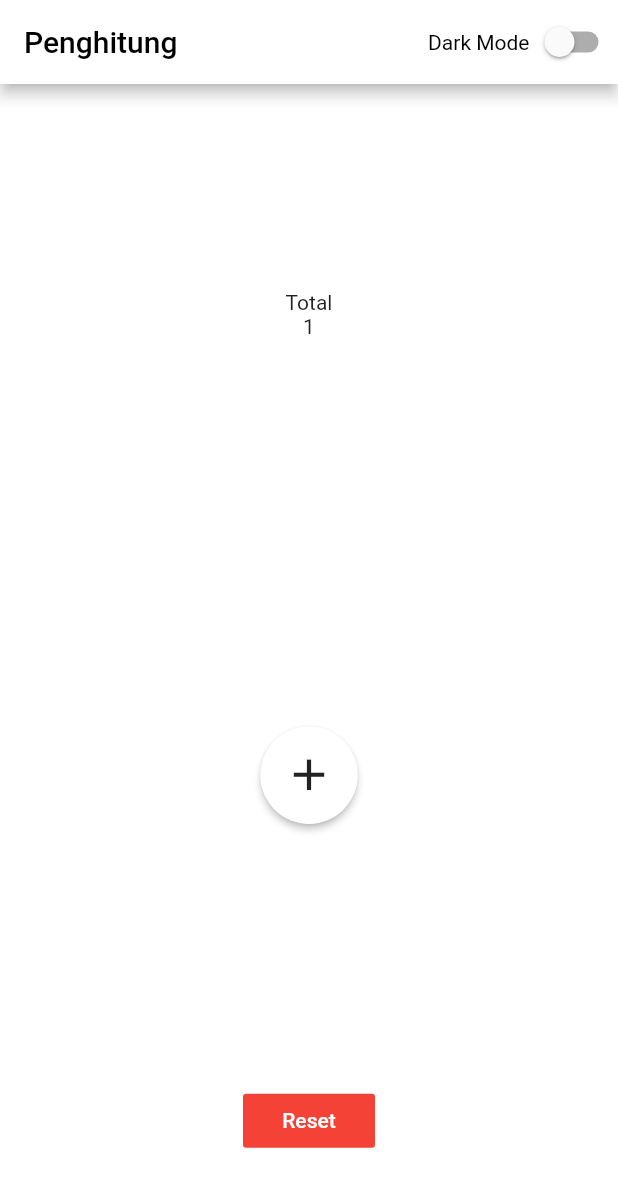
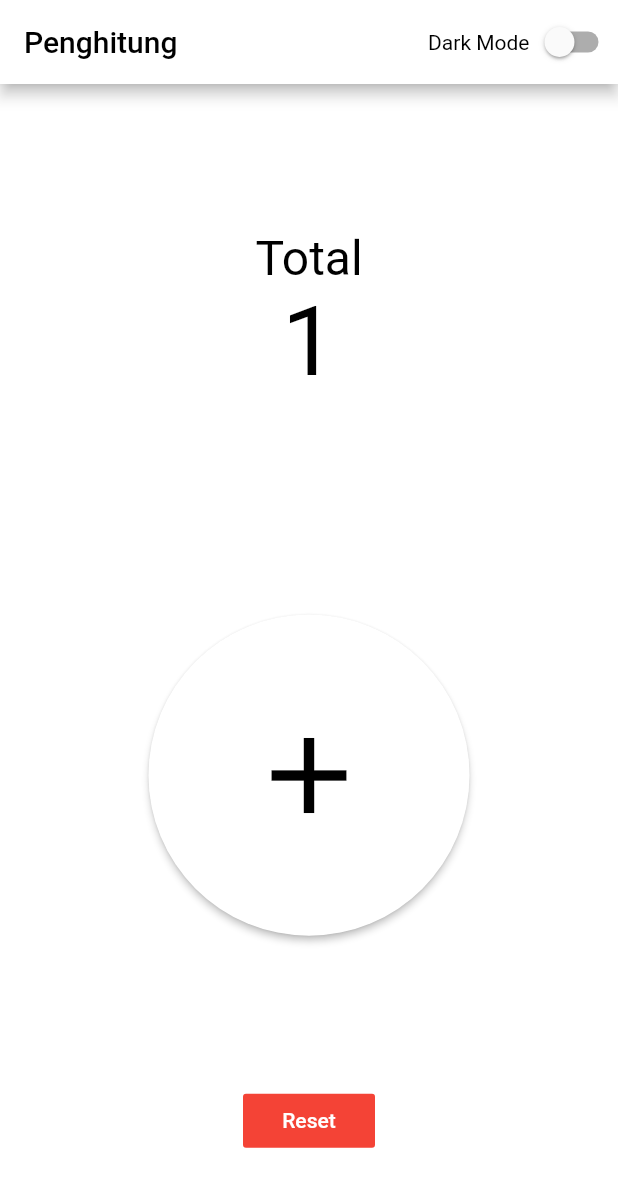
Before and after one commit to owndigitaldev/Penghitung, a Flutter app: the screen it shows after launch, after a tap on the "add" icon, on a phone screen of 412 x 824 dp. Shown: the top 1187 px of the screen. Run offline on Flutter 3.47's test engine with Material 2 defaults, Android fonts, the phone set to English and light mode, and no system bars.

Commit message:
Release V1

```diff
--- a/lib/home_page.dart
+++ b/lib/home_page.dart
@@ -6,12 +6,45 @@ class HomePage extends StatefulWidget {
 }
 
 class _HomePageState extends State<HomePage> {
-  bool _isDarkMode = false;
-  int _count = 0;
+  bool _isDarkMode;
+
+  int _count;
+  GlobalKey<ScaffoldState> _scaffoldKey;
+
+  void _addCount({Function function}) {
+    setState(() {
+      _count++;
+    });
+
+    if (_count % 100 == 0) {
+      _scaffoldKey.currentState.showSnackBar(SnackBar(
+        content: Text("Cieee... Suwung yaa...."),
+        duration: Duration(seconds: 2),
+        action: SnackBarAction(
+            label: "Tutup",
+            onPressed: () {
+              _scaffoldKey.currentState.hideCurrentSnackBar();
+            }),
+      ));
+    }
+
+    if (function != null) {
+      function.call();
+    }
+  }
+
+  @override
+  void initState() {
+    super.initState();
+    _isDarkMode = false;
+    _count = 0;
+    _scaffoldKey = new GlobalKey<ScaffoldState>();
+  }
 
   @override
   Widget build(BuildContext context) {
     return Scaffold(
+      key: _scaffoldKey,
       backgroundColor: _isDarkMode ? Colors.grey[900] : Colors.white,
       appBar: AppBar(
         backgroundColor: _isDarkMode ? Colors.black : Colors.white,
@@ -48,8 +81,20 @@ class _HomePageState extends State<HomePage> {
                 crossAxisAlignment: CrossAxisAlignment.center,
                 mainAxisAlignment: MainAxisAlignment.center,
                 children: <Widget>[
-                  Text("Total"),
-                  Text(_count.toString()),
+                  Text(
+                    "Total",
+                    style: TextStyle(
+                      color: _isDarkMode ? Colors.white : Colors.black,
+                      fontSize: 32.0,
+                    ),
+                  ),
+                  Text(
+                    _count.toString(),
+                    style: TextStyle(
+                      color: _isDarkMode ? Colors.white : Colors.black,
+                      fontSize: 64.0,
+                    ),
+                  ),
                 ],
               ),
             ),
@@ -58,18 +103,26 @@ class _HomePageState extends State<HomePage> {
             flex: 2,
             child: Center(
               child: RawMaterialButton(
-                onPressed: () {
-                  setState(() {
-                    _count++;
-                  });
-                },
+                onPressed: () => _addCount(),
+                onLongPress: () => _addCount(function: () {
+                  _scaffoldKey.currentState.showSnackBar(SnackBar(
+                    content: Text("Jangan Ngecheat Anjing"),
+                    duration: Duration(seconds: 2),
+                    action: SnackBarAction(
+                        label: "Tutup",
+                        onPressed: () {
+                          _scaffoldKey.currentState.hideCurrentSnackBar();
+                        }),
+                  ));
+                }),
                 elevation: 2.0,
-                fillColor: Colors.white,
+                fillColor: _isDarkMode ? Colors.black : Colors.white,
                 child: Icon(
                   Icons.add,
-                  size: 35.0,
+                  size: 86.0,
+                  color: _isDarkMode ? Colors.white : Colors.black,
                 ),
-                padding: EdgeInsets.all(15.0),
+                padding: EdgeInsets.all(64.0),
                 shape: CircleBorder(),
               ),
             ),
```
